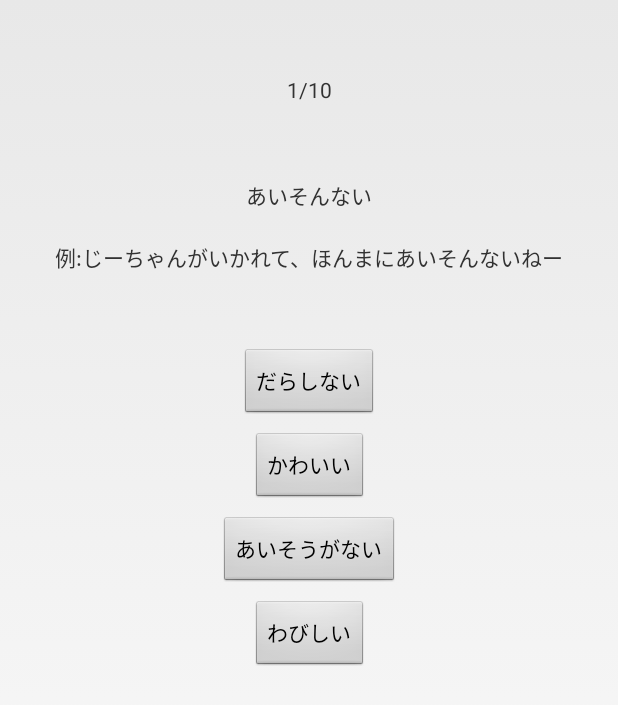
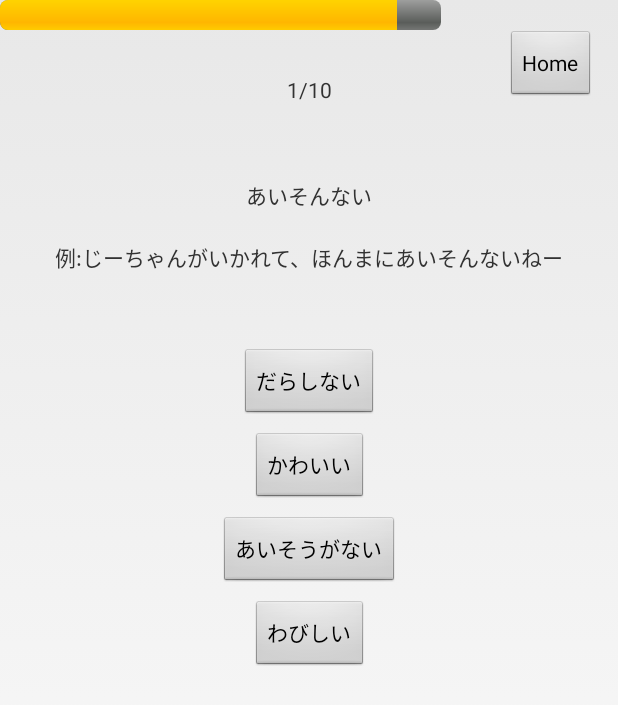
Before and after one commit to mori-mori/ToyamabenQuizuDroidVer, an Android app: the QuestionActivity screen opened directly, with no data from a screen before it, on a phone screen of 412 x 824 dp. Shown: the top 705 px of the screen. Run offline under Robolectric (Android 15) with nearby library versions, the phone set to English and light mode, and no system bars; 6 statements that could not run were skipped.

Commit message:
プログレスバー追加

```diff
--- a/app/src/main/java/com/morimori/toyamabenquizu/QuestionActivity.java
+++ b/app/src/main/java/com/morimori/toyamabenquizu/QuestionActivity.java
@@ -6,6 +6,8 @@ import android.view.View;
 import android.widget.Button;
 import android.widget.TextView;
 import android.content.Intent;
+import android.widget.ProgressBar;
+import android.os.CountDownTimer;
 
 public class QuestionActivity extends Activity implements View.OnClickListener
 {
@@ -17,8 +19,9 @@ public class QuestionActivity extends Activity implements View.OnClickListener
 	Button answer2Button;      // 選択肢2ボタン
 	Button answer3Button;    // 選択肢3ボタン
 	Button answer4Button;      // 選択肢4ボタン
-
-
+	Button backHomeButton;
+	ProgressBar progBar;
+	CountDown countDown;
 
 	@Override
 	protected void onCreate(Bundle savedInstanceState)
@@ -65,6 +68,19 @@ public class QuestionActivity extends Activity implements View.OnClickListener
 		answer4Button = (Button)findViewById(R.id.answer4Button);
 		answer4Button.setOnClickListener(this);
 
+		backHomeButton = (Button)findViewById(R.id.backHomeButton);
+		backHomeButton.setOnClickListener(this);
+
+
+		progBar = (ProgressBar)findViewById(R.id.timeProgressBar);
+
+		// 最大値を設定する.
+		progBar.setMax(10);
+		// プログレスバーの値を設定する.
+		progBar.setProgress(10);
+
+		countDown = new CountDown(10000, 1000);
+		countDown.start();
 
 	}
 
@@ -88,6 +104,7 @@ public class QuestionActivity extends Activity implements View.OnClickListener
 				QuestionDataManager.sharedInstance.questionDataArray.remove(questionData.questionNo - 1);
 				QuestionDataManager.sharedInstance.questionDataArray.add(questionData);
 
+//				progBar.setProgress(10);
 				goNextQuestionWithAnimation();
 				break;
 
@@ -97,15 +114,23 @@ public class QuestionActivity extends Activity implements View.OnClickListener
 				QuestionDataManager.sharedInstance.questionDataArray.remove(questionData.questionNo - 1);
 				QuestionDataManager.sharedInstance.questionDataArray.add(questionData);
 
+//				progBar.setProgress(10);
 				goNextQuestionWithAnimation();
 				break;
+
 			case R.id.answer4Button:
 				questionData.userChoiceAnswerNumber = 4;
 
 				QuestionDataManager.sharedInstance.questionDataArray.remove(questionData.questionNo - 1);
 				QuestionDataManager.sharedInstance.questionDataArray.add(questionData);
 
+//				progBar.setProgress(10);
 				goNextQuestionWithAnimation();
+				break;
+
+			case R.id.backHomeButton:
+				Intent intent = new Intent(QuestionActivity.this, MainActivity.class);
+				startActivity(intent);
 				break;
 		}
 	}
@@ -148,4 +173,46 @@ public class QuestionActivity extends Activity implements View.OnClickListener
 			startActivity(intent);
 		}
 	}
+
+
+
+	class CountDown extends CountDownTimer
+	{
+		public CountDown(long millisInFuture, long countDownInterval)
+		{
+			super(millisInFuture, countDownInterval);
+		}
+
+		@Override
+		public void onFinish()
+		{
+			 progBar = (ProgressBar)findViewById(R.id.timeProgressBar);
+
+			questionData.userChoiceAnswerNumber = 99;
+
+			QuestionDataManager.sharedInstance.questionDataArray.remove(questionData.questionNo - 1);
+			QuestionDataManager.sharedInstance.questionDataArray.add(questionData);
+
+//			progBar.setProgress(10);
+			countDown.cancel();
+
+			goNextQuestionWithAnimation();
+		}
+
+		// インターバルで呼ばれる
+		@Override
+		public void onTick(long millisUntilFinished)
+		{
+			questionTxt = (TextView)findViewById(R.id.questionTextView);
+//			questionTxt.setText(Long.toString(millisUntilFinished / 1000));
+
+			String test = Long.toString(millisUntilFinished / 1000);
+			progBar = (ProgressBar)findViewById(R.id.timeProgressBar);
+			progBar.setProgress(Integer.parseInt(test));
+
+
+
+		}
+	}
+
 }
--- a/app/src/main/java/com/morimori/toyamabenquizu/ResultActivity.java
+++ b/app/src/main/java/com/morimori/toyamabenquizu/ResultActivity.java
@@ -3,6 +3,7 @@ package com.morimori.toyamabenquizu;
 import android.content.Intent;
 import android.os.Bundle;
 import android.view.View;
+import android.widget.Button;
 import android.widget.TextView;
 import android.app.Activity;
 
@@ -13,6 +14,9 @@ public class ResultActivity extends Activity implements View.OnClickListener
 	{
 		super.onCreate(savedInstanceState);
 		setContentView(R.layout.activity_result);
+
+		Button backButton = (Button)findViewById(R.id.backHomeButton);
+		backButton.setOnClickListener(this);
 
 
 		int questionCount = 10;
--- a/app/src/main/res/layout/activity_question.xml
+++ b/app/src/main/res/layout/activity_question.xml
@@ -17,7 +17,9 @@
         android:layout_marginLeft="8dp"
         app:layout_constraintLeft_toLeftOf="parent"
         android:layout_marginRight="8dp"
-        app:layout_constraintRight_toRightOf="parent"/>
+        app:layout_constraintRight_toRightOf="parent"
+        android:layout_marginStart="8dp"
+        android:layout_marginEnd="8dp"/>
 
     <TextView
         android:id="@+id/questionNoLabel"
@@ -29,7 +31,9 @@
         android:layout_marginLeft="8dp"
         app:layout_constraintLeft_toLeftOf="parent"
         android:layout_marginRight="8dp"
-        app:layout_constraintRight_toRightOf="parent"/>
+        app:layout_constraintRight_toRightOf="parent"
+        android:layout_marginStart="8dp"
+        android:layout_marginEnd="8dp"/>
 
     <TextView
         android:id="@+id/questionExampleTextView"
@@ -41,7 +45,9 @@
         android:layout_marginLeft="8dp"
         app:layout_constraintLeft_toLeftOf="parent"
         android:layout_marginRight="8dp"
-        app:layout_constraintRight_toRightOf="parent"/>
+        app:layout_constraintRight_toRightOf="parent"
+        android:layout_marginStart="8dp"
+        android:layout_marginEnd="8dp"/>
 
     <Button
         android:id="@+id/answer1Button"
@@ -53,7 +59,9 @@
         android:text="だらしない"
         app:layout_constraintLeft_toLeftOf="parent"
         app:layout_constraintRight_toRightOf="parent"
-        app:layout_constraintTop_toBottomOf="@+id/questionExampleTextView"/>
+        app:layout_constraintTop_toBottomOf="@+id/questionExampleTextView"
+        android:layout_marginStart="8dp"
+        android:layout_marginEnd="8dp"/>
 
     <Button
         android:id="@+id/answer2Button"
@@ -65,7 +73,9 @@
         android:text="かわいい"
         app:layout_constraintLeft_toLeftOf="parent"
         app:layout_constraintRight_toRightOf="parent"
-        app:layout_constraintTop_toBottomOf="@+id/answer1Button"/>
+        app:layout_constraintTop_toBottomOf="@+id/answer1Button"
+        android:layout_marginStart="8dp"
+        android:layout_marginEnd="8dp"/>
 
     <Button
         android:id="@+id/answer3Button"
@@ -77,7 +87,9 @@
         android:text="あいそうがない"
         app:layout_constraintLeft_toLeftOf="parent"
         app:layout_constraintRight_toRightOf="parent"
-        app:layout_constraintTop_toBottomOf="@+id/answer2Button"/>
+        app:layout_constraintTop_toBottomOf="@+id/answer2Button"
+        android:layout_marginStart="8dp"
+        android:layout_marginEnd="8dp"/>
 
     <Button
         android:id="@+id/answer4Button"
@@ -89,5 +101,26 @@
         android:text="わびしい"
         app:layout_constraintLeft_toLeftOf="parent"
         app:layout_constraintRight_toRightOf="parent"
-        app:layout_constraintTop_toBottomOf="@+id/answer3Button"/>
+        app:layout_constraintTop_toBottomOf="@+id/answer3Button"
+        android:layout_marginStart="8dp"
+        android:layout_marginEnd="8dp"/>
+
+    <Button
+        android:id="@+id/backHomeButton"
+        android:layout_width="wrap_content"
+        android:layout_height="wrap_content"
+        android:text="Home"
+        app:layout_constraintTop_toTopOf="parent"
+        android:layout_marginTop="20dp"
+        android:layout_marginRight="15dp"
+        app:layout_constraintRight_toRightOf="parent"
+        android:layout_marginEnd="15dp"/>
+
+    <ProgressBar
+        android:id="@+id/timeProgressBar"
+        style="?android:attr/progressBarStyleHorizontal"
+        android:layout_width="294dp"
+        android:layout_height="wrap_content"
+        tools:layout_editor_absoluteX="8dp"
+        tools:layout_editor_absoluteY="8dp"/>
 </android.support.constraint.ConstraintLayout>
--- a/app/src/main/res/layout/activity_result.xml
+++ b/app/src/main/res/layout/activity_result.xml
@@ -20,7 +20,7 @@
         app:layout_constraintRight_toRightOf="parent"/>
 
     <Button
-        android:id="@+id/button"
+        android:id="@+id/backHomeButton"
         android:layout_width="wrap_content"
         android:layout_height="wrap_content"
         android:layout_marginLeft="8dp"
```
Also changed, not shown: app/src/main/assets/toyamaben.csv (+78 -0 lines), 38 other files.
